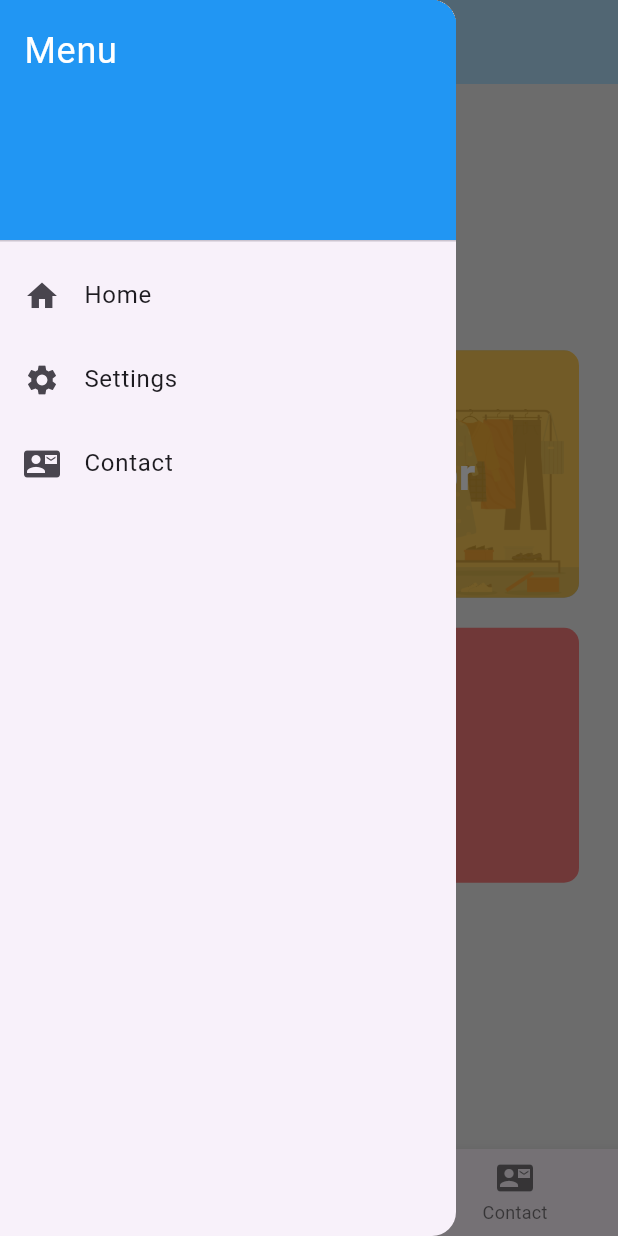
After one commit to gaianardella/decla, a Flutter app: the screen it shows after launch, after a tap on the "menu" icon, on a phone screen of 412 x 824 dp. The commit adds this screen. Run offline on Flutter 3.47's test engine with Material 3 defaults, Android fonts, the phone set to English and light mode, and no system bars; our stand-ins replace device_preview, flutter_svg.

Commit message:
lunch until rectangle button

```diff
--- a/lib/main.dart
+++ b/lib/main.dart
@@ -1,19 +1,42 @@
+import 'package:decla/pages/home.dart';
 import 'package:decla/pages/login_page.dart';
+import 'package:decla/pages/signup_page.dart';
 import 'package:flutter/material.dart';
-
 import 'package:flutter/foundation.dart';
 import 'package:device_preview/device_preview.dart';
 
-void main() => runApp(
-      DevicePreview(
-        enabled: !kReleaseMode,
-        builder: (context) => MyApp(), // Wrap your app
-      ),
-    );
+//---------------For IOS Preview /phone on the phone
+// void main() => runApp(
+//       DevicePreview(
+//         enabled: !kReleaseMode,
+//         builder: (context) => MyApp(), // Wrap your app
+//       ),
+//     );
 
-// void main() {
-//   runApp(const MyApp());
+// class MyApp extends StatelessWidget {
+//   const MyApp({super.key});
+
+// This widget is the root of your application.
+//   @override
+//   Widget build(BuildContext context) {
+//     return MaterialApp(
+//       title: 'Flutter Demo',
+//       theme: ThemeData(
+//         colorScheme: ColorScheme.fromSeed(seedColor: Colors.deepPurple),
+//         useMaterial3: true,
+//       ),
+//       useInheritedMediaQuery: true,
+//       locale: DevicePreview.locale(context),
+//       builder: DevicePreview.appBuilder,
+//       darkTheme: ThemeData.dark(),
+//       home: LoginPage(),
+//     );
+//   }
 // }
+// -------------------For Android
+void main() {
+  runApp(const MyApp());
+}
 
 class MyApp extends StatelessWidget {
   const MyApp({super.key});
@@ -27,77 +50,9 @@ class MyApp extends StatelessWidget {
         colorScheme: ColorScheme.fromSeed(seedColor: Colors.deepPurple),
         useMaterial3: true,
       ),
-      useInheritedMediaQuery: true,
-      locale: DevicePreview.locale(context),
-      builder: DevicePreview.appBuilder,
-      darkTheme: ThemeData.dark(),
-      home: LoginPage(),
+      // home: LoginPage(),
+      // home: SignupPage(),
+      home: HomePage(),
     );
   }
 }
-
-// class MyApp extends StatelessWidget {
-//   const MyApp({super.key});
-
-//   // This widget is the root of your application.
-//   @override
-//   Widget build(BuildContext context) {
-//     return MaterialApp(
-//       title: 'Flutter Demo',
-//       theme: ThemeData(
-//         colorScheme: ColorScheme.fromSeed(seedColor: Colors.deepPurple),
-//         useMaterial3: true,
-//       ),
-//       home: LoginPage(),
-//       // home: SignupPage(),
-//     );
-//   }
-// }
-
-class MyHomePage extends StatefulWidget {
-  const MyHomePage({super.key, required this.title});
-
-  final String title;
-
-  @override
-  State<MyHomePage> createState() => _MyHomePageState();
-}
-
-class _MyHomePageState extends State<MyHomePage> {
-  int _counter = 0;
-
-  void _incrementCounter() {
-    setState(() {
-      _counter++;
-    });
-  }
-
-  @override
-  Widget build(BuildContext context) {
-    return Scaffold(
-      appBar: AppBar(
-        backgroundColor: Theme.of(context).colorScheme.inversePrimary,
-        title: Text(widget.title),
-      ),
-      body: Center(
-        child: Column(
-          mainAxisAlignment: MainAxisAlignment.center,
-          children: <Widget>[
-            const Text(
-              'You have pushed the button this many times:',
-            ),
-            Text(
-              '$_counter',
-              style: Theme.of(context).textTheme.headlineMedium,
-            ),
-          ],
-        ),
-      ),
-      floatingActionButton: FloatingActionButton(
-        onPressed: _incrementCounter,
-        tooltip: 'Increment',
-        child: const Icon(Icons.add),
-      ), // This trailing comma makes auto-formatting nicer for build methods.
-    );
-  }
-}
--- /dev/null
+++ b/lib/pages/home.dart
@@ -0,0 +1,175 @@
+import 'package:flutter/material.dart';
+
+class HomePage extends StatelessWidget {
+  const HomePage({super.key});
+
+  @override
+  Widget build(BuildContext context) {
+    return Scaffold(
+      backgroundColor: const Color.fromRGBO(235, 235, 235, 1),
+      appBar: AppBar(
+        title: const Text(
+          'Home Page',
+          style: TextStyle(fontSize: 18),
+        ),
+        backgroundColor: const Color.fromRGBO(176, 222, 250, 1),
+        leading: Builder(
+          builder: (BuildContext context) {
+            return IconButton(
+              iconSize: 40,
+              icon: const Icon(Icons.menu),
+              onPressed: () {
+                Scaffold.of(context).openDrawer();
+              },
+            );
+          },
+        ),
+      ),
+      drawer: _buildDrawer(context),
+      body: _buildUI(context),
+      bottomNavigationBar: _bottomNavigationBar(context),
+    );
+  }
+}
+
+Widget _buildUI(BuildContext context) {
+  return Column(
+    mainAxisAlignment: MainAxisAlignment.center,
+    children: [_functionsButton(context)],
+  );
+}
+
+Widget _buildDrawer(BuildContext context) {
+  return Drawer(
+    child: ListView(
+      padding: EdgeInsets.zero,
+      children: <Widget>[
+        const DrawerHeader(
+          decoration: BoxDecoration(
+            color: Colors.blue,
+          ),
+          child: Text(
+            'Menu',
+            style: TextStyle(
+              color: Colors.white,
+              fontSize: 24,
+            ),
+          ),
+        ),
+        ListTile(
+          leading: Icon(Icons.home),
+          title: Text('Home'),
+          onTap: () {
+            Navigator.pop(context);
+          },
+        ),
+        ListTile(
+          leading: Icon(Icons.settings),
+          title: Text('Settings'),
+          onTap: () {
+            Navigator.pop(context);
+          },
+        ),
+        ListTile(
+          leading: Icon(Icons.contact_mail),
+          title: Text('Contact'),
+          onTap: () {
+            Navigator.pop(context);
+          },
+        ),
+      ],
+    ),
+  );
+}
+
+Widget _functionsButton(BuildContext context) {
+  return Column(
+    mainAxisAlignment: MainAxisAlignment.center,
+    children: [
+      Container(
+        width: 360, // Adjust the size of the rectangle
+        height: 165,
+        decoration: BoxDecoration(
+          borderRadius: BorderRadius.circular(10), // Add border radius
+        ),
+        child: Stack(
+          children: [
+            Container(
+              decoration: BoxDecoration(
+                image: DecorationImage(
+                  image: AssetImage(
+                      'assets/images/outfit-generator.jpg'), // Add your background image
+                  fit: BoxFit.cover,
+                ),
+                borderRadius: BorderRadius.circular(10), // Add border radius
+              ),
+            ),
+            Container(
+              decoration: BoxDecoration(
+                color: Color.fromRGBO(247, 185, 43, 1)
+                    .withOpacity(0.8), // Add color overlay with opacity
+                borderRadius:
+                    BorderRadius.circular(10), // Add same border radius
+              ),
+            ),
+            Center(
+              child: Text(
+                'Outfit Generator',
+                style: TextStyle(
+                  color: Colors.white,
+                  fontSize: 30,
+                  fontWeight: FontWeight.bold,
+                ),
+              ),
+            ),
+          ],
+        ),
+      ),
+
+      SizedBox(height: 20), // Adjust the space between shapes
+      Row(
+        mainAxisAlignment: MainAxisAlignment.center,
+        children: [
+          Container(
+            width: 170, // Adjust the size of the squares
+            height: 170,
+            decoration: BoxDecoration(
+              borderRadius: BorderRadius.circular(10), // Add border radius
+              color: const Color.fromARGB(255, 255, 11, 11)
+                  .withOpacity(0.5), // Add color overlay
+            ),
+          ),
+          SizedBox(width: 20), // Adjust the space between squares
+          Container(
+            width: 170,
+            height: 170,
+            decoration: BoxDecoration(
+              borderRadius: BorderRadius.circular(10), // Add border radius
+              color: const Color.fromARGB(255, 255, 11, 11)
+                  .withOpacity(0.5), // Add color overlay
+            ),
+          ),
+        ],
+      ),
+    ],
+  );
+}
+
+Widget _bottomNavigationBar(BuildContext context) {
+  return BottomNavigationBar(
+    items: const <BottomNavigationBarItem>[
+      BottomNavigationBarItem(
+        icon: Icon(Icons.home),
+        label: 'Home',
+      ),
+      BottomNavigationBarItem(
+        icon: Icon(Icons.settings),
+        label: 'Settings',
+      ),
+      BottomNavigationBarItem(
+        icon: Icon(Icons.contact_mail),
+        label: 'Contact',
+      ),
+    ],
+  );
+}
--- a/pubspec.yaml
+++ b/pubspec.yaml
@@ -54,7 +54,6 @@ dev_dependencies:
 
 # The following section is specific to Flutter packages.
 flutter:
-
   # The following line ensures that the Material Icons font is
   # included with your application, so that you can use the icons in
   # the material Icons class.
@@ -63,7 +62,7 @@ flutter:
   # To add assets to your application, add an assets section, like this:
   assets:
       - assets/images/
-  #   - images/a_dot_ham.jpeg
+      - assets/images/outfit-generator.jpg
 
   # An image asset can refer to one or more resolution-specific "variants", see
   # https://flutter.dev/assets-and-images/#resolution-aware
```
Also changed, not shown: assets/images/outfit-generator.jpg (added), 1 other file.
